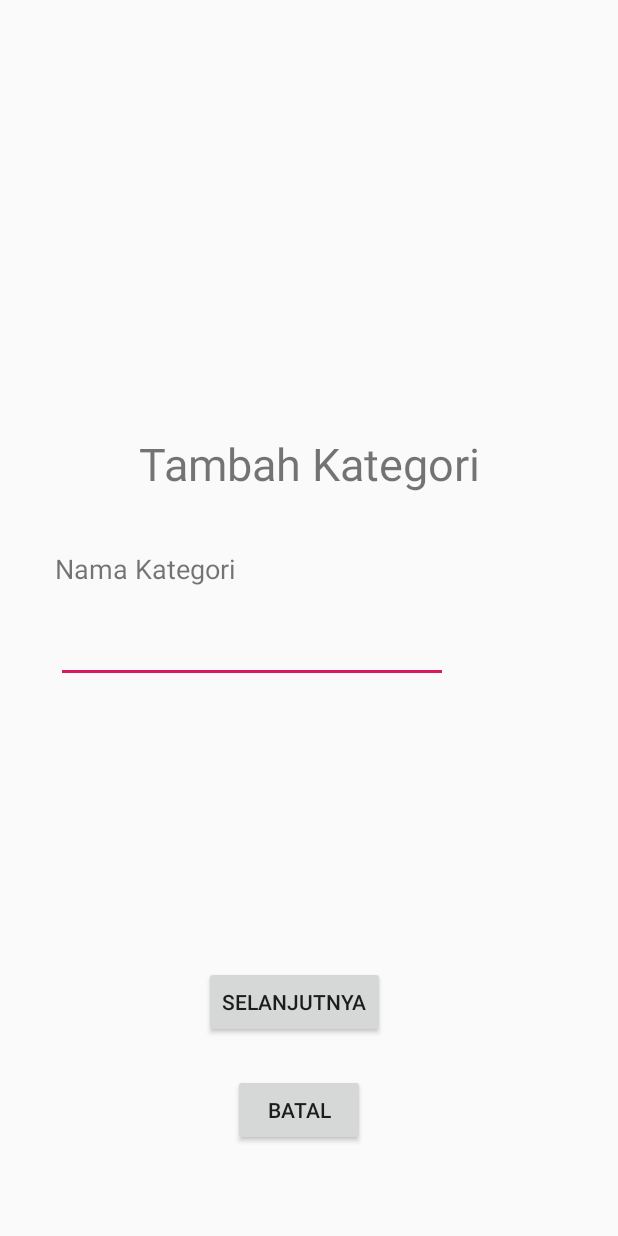
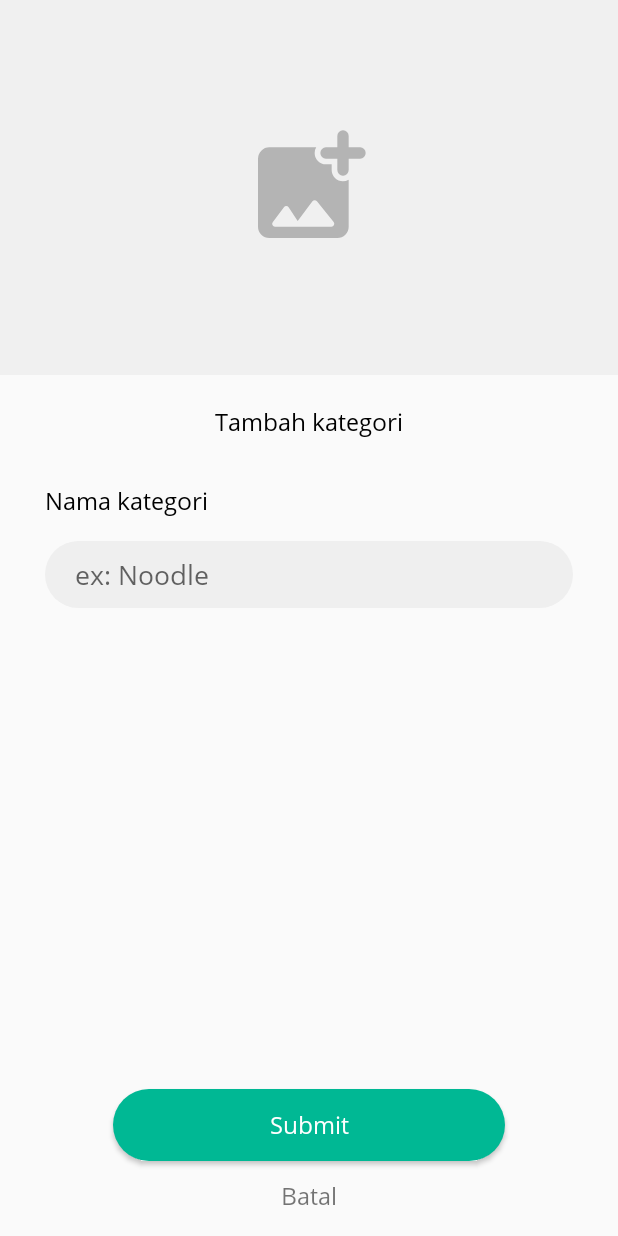
Before and after one commit to mumeapp/TrevuFinal, an Android app: the FoodKategoriActivity screen opened directly, with no data from a screen before it, on a phone screen of 412 x 824 dp. Run offline under Robolectric (Android 15) with nearby library versions, the phone set to English and light mode, and no system bars; our stand-ins replace Firebase (no records; nobody signed in at launch, a user with empty details on screens opened directly).

Commit message:
some shit added

```diff
--- a/app/src/main/java/com/remu/FoodKategoriActivity.java
+++ b/app/src/main/java/com/remu/FoodKategoriActivity.java
@@ -9,6 +9,7 @@ import android.view.View;
 import android.widget.Button;
 import android.widget.EditText;
 import android.widget.ImageView;
+import android.widget.TextView;
 import android.widget.Toast;
 
 import androidx.annotation.NonNull;
@@ -34,7 +35,8 @@ public class FoodKategoriActivity extends AppCompatActivity {
     private Uri filePath;
     private UploadTask uploadTask;
     private EditText kategori;
-    private Button selanjutnya, batal;
+    private Button selanjutnya;
+    private TextView batal;
     private ImageView foto;
     private FirebaseStorage firebaseStorage;
     private StorageReference storageReference;
@@ -51,6 +53,13 @@ public class FoodKategoriActivity extends AppCompatActivity {
 
         FirebaseUser currentUser = FirebaseAuth.getInstance().getCurrentUser();
         this.idUser = currentUser.getUid();
+
+        batal = findViewById(R.id.btn_batal);
+        //batalin input kategori
+        batal.setOnClickListener(view -> {
+            Intent intent = new Intent(this, HalalFoodActivity.class);
+            startActivity(intent);
+        });
 
     }
 
--- a/app/src/main/res/layout/activity_food_kategori.xml
+++ b/app/src/main/res/layout/activity_food_kategori.xml
@@ -1,80 +1,97 @@
 <?xml version="1.0" encoding="utf-8"?>
-<androidx.constraintlayout.widget.ConstraintLayout xmlns:android="http://schemas.android.com/apk/res/android"
-    xmlns:app="http://schemas.android.com/apk/res-auto"
+<RelativeLayout xmlns:android="http://schemas.android.com/apk/res/android"
     xmlns:tools="http://schemas.android.com/tools"
     android:layout_width="match_parent"
     android:layout_height="match_parent"
     tools:context=".FoodKategoriActivity">
 
+    <LinearLayout
+        android:layout_width="match_parent"
+        android:layout_height="match_parent"
+        android:orientation="vertical">
+
+        <RelativeLayout
+            android:layout_width="match_parent"
+            android:layout_height="250dp">
+
+            <ImageView
+                android:id="@+id/imageLogo"
+                android:layout_width="match_parent"
+                android:layout_height="match_parent"
+                android:background="@drawable/bg_loading" />
+
             <ImageView
                 android:id="@+id/imageKategori"
-        android:layout_width="373dp"
-        android:layout_height="167dp"
-        app:layout_constraintBottom_toTopOf="@+id/textView"
-        app:layout_constraintEnd_toEndOf="parent"
-        app:layout_constraintHorizontal_bias="0.578"
-        app:layout_constraintStart_toStartOf="parent"
-        app:layout_constraintTop_toTopOf="parent"
-        app:layout_constraintVertical_bias="0.347"
-        tools:srcCompat="@tools:sample/avatars" />
+                android:layout_width="wrap_content"
+                android:layout_height="wrap_content"
+                android:layout_centerInParent="true"
+                android:background="@drawable/ic_addpict" />
+        </RelativeLayout>
+
+        <RelativeLayout
+            android:layout_width="match_parent"
+            android:layout_height="wrap_content">
 
             <TextView
-        android:id="@+id/textView"
                 android:layout_width="wrap_content"
                 android:layout_height="wrap_content"
-        android:text="Tambah Kategori"
-        android:textSize="30dp"
-        app:layout_constraintBottom_toTopOf="@+id/btn_Selanjutnya"
-        app:layout_constraintEnd_toEndOf="parent"
-        app:layout_constraintStart_toStartOf="parent"
-        app:layout_constraintTop_toTopOf="parent"
-        app:layout_constraintVertical_bias="0.479" />
+                android:layout_centerHorizontal="true"
+                android:layout_marginTop="20dp"
+                android:fontFamily="@font/osregular"
+                android:text="Tambah kategori"
+                android:textColor="#000000"
+                android:textSize="16sp" />
+        </RelativeLayout>
 
         <TextView
-        android:id="@+id/textView2"
             android:layout_width="wrap_content"
             android:layout_height="wrap_content"
-        android:layout_marginTop="63dp"
-        android:text="Nama Kategori"
-        android:textSize="18dp"
-        app:layout_constraintBottom_toTopOf="@+id/btn_Selanjutnya"
-        app:layout_constraintEnd_toEndOf="parent"
-        app:layout_constraintHorizontal_bias="0.126"
-        app:layout_constraintStart_toStartOf="parent"
-        app:layout_constraintTop_toTopOf="@+id/textView"
-        app:layout_constraintVertical_bias="0.054" />
+            android:layout_marginStart="30dp"
+            android:layout_marginTop="30dp"
+            android:fontFamily="@font/osregular"
+            android:text="Nama kategori"
+            android:textColor="#000000"
+            android:textSize="16sp" />
 
         <EditText
             android:id="@+id/inputKategori"
-        android:layout_width="261dp"
-        android:layout_height="40dp"
-        app:layout_constraintBottom_toTopOf="@+id/btn_Selanjutnya"
-        app:layout_constraintEnd_toEndOf="parent"
-        app:layout_constraintHorizontal_bias="0.246"
-        app:layout_constraintStart_toStartOf="parent"
-        app:layout_constraintTop_toBottomOf="@+id/textView"
-        app:layout_constraintVertical_bias="0.314" />
+            android:layout_width="match_parent"
+            android:layout_height="wrap_content"
+            android:layout_marginStart="30dp"
+            android:layout_marginTop="15dp"
+            android:layout_marginEnd="30dp"
+            android:background="@drawable/input_grey"
+            android:fontFamily="@font/osregular"
+            android:hint="ex: Noodle"
+            android:paddingStart="20dp"
+            android:paddingTop="10dp"
+            android:paddingEnd="20dp"
+            android:paddingBottom="10dp" />
+    </LinearLayout>
 
     <Button
         android:id="@+id/btn_Selanjutnya"
-        android:layout_width="wrap_content"
+        android:layout_width="match_parent"
         android:layout_height="wrap_content"
-        android:layout_marginBottom="24dp"
-        android:text="Selanjutnya"
-        app:layout_constraintBottom_toTopOf="@+id/btn_batal"
-        app:layout_constraintEnd_toEndOf="parent"
-        app:layout_constraintHorizontal_bias="0.467"
-        app:layout_constraintStart_toStartOf="parent" />
+        android:layout_alignParentBottom="true"
+        android:layout_marginStart="75dp"
+        android:layout_marginEnd="75dp"
+        android:layout_marginBottom="50dp"
+        android:background="@drawable/button_green"
+        android:fontFamily="@font/osregular"
+        android:text="Submit"
+        android:textAllCaps="false"
+        android:textColor="#ffffff"
+        android:textSize="16sp" />
 
-    <Button
+    <TextView
         android:id="@+id/btn_batal"
         android:layout_width="wrap_content"
         android:layout_height="wrap_content"
-        android:layout_marginBottom="60dp"
+        android:layout_alignParentBottom="true"
+        android:layout_centerHorizontal="true"
+        android:layout_marginBottom="15dp"
+        android:fontFamily="@font/osregular"
         android:text="Batal"
-        app:layout_constraintBottom_toBottomOf="parent"
-        app:layout_constraintEnd_toEndOf="parent"
-        app:layout_constraintHorizontal_bias="0.479"
-        app:layout_constraintStart_toStartOf="parent" />
-
-</androidx.constraintlayout.widget.ConstraintLayout>
+        android:textSize="16sp" />
+</RelativeLayout>
--- a/app/src/main/res/layout/activity_halal_food.xml
+++ b/app/src/main/res/layout/activity_halal_food.xml
@@ -78,10 +78,11 @@
             android:background="@drawable/ic_food_logo" />
     </RelativeLayout>
 
+
     <androidx.recyclerview.widget.RecyclerView
         android:id="@+id/HalalFoodCategories"
         android:layout_width="match_parent"
-        android:layout_height="match_parent" />
+        android:layout_height="wrap_content" />
 
 
 </LinearLayout>
--- a/app/src/main/res/layout/activity_main.xml
+++ b/app/src/main/res/layout/activity_main.xml
@@ -103,7 +103,7 @@
 
             <androidx.cardview.widget.CardView
                 android:id="@+id/foodButton"
-                android:layout_width="170dp"
+                android:layout_width="wrap_content"
                 android:layout_height="170dp"
                 android:layout_marginTop="5dp"
                 android:layout_marginBottom="5dp"
```
Also changed, not shown: app/src/main/AndroidManifest.xml (+3 -6 lines), app/src/main/java/com/remu/HalalFoodRestaurantActivity.java (added, +14 -0 lines), app/src/main/res/layout/activity_halal_food_restaurant.xml (added, +161 -0 lines). Lines whose indentation alone changed are shown as unchanged.
